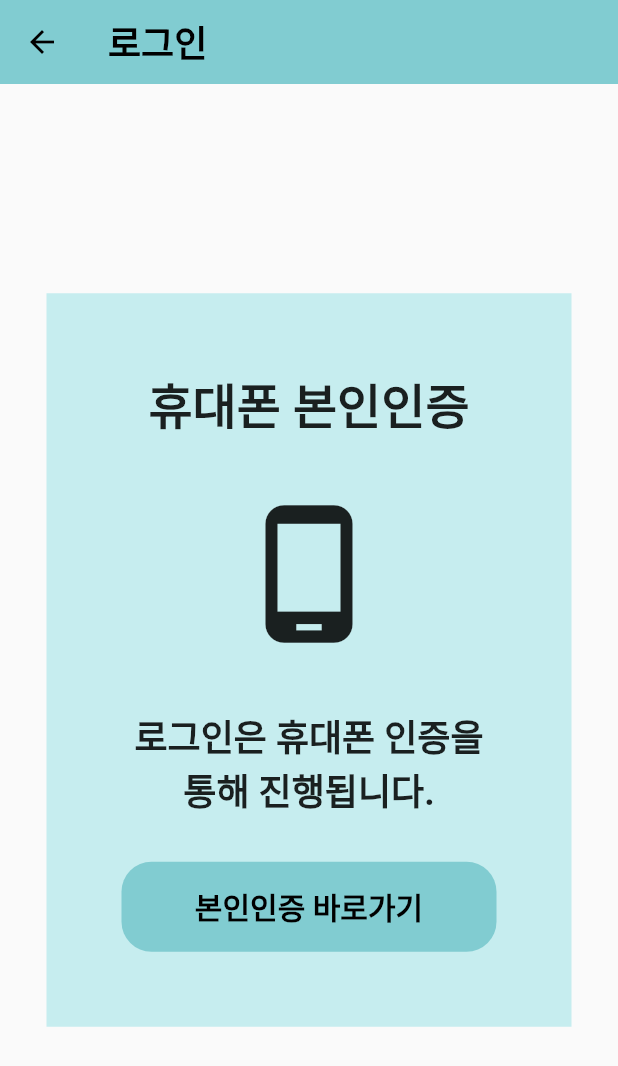
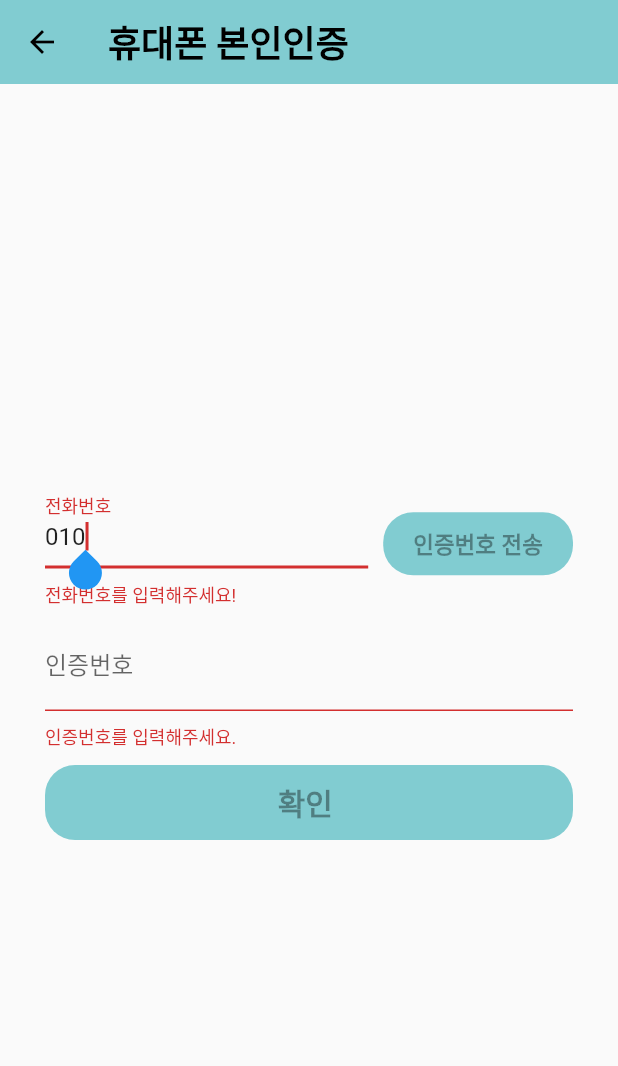
Before and after one commit to junwha/hexa-delivery, a Flutter app: the screen it shows after launch, after a tap on "본인인증 바로가기", on a phone screen of 412 x 824 dp. Shown: the top 1066 px of the screen. Run offline on Flutter 3.47's test engine with Material 2 defaults, Android fonts, the phone set to English and light mode, and no system bars.

Commit message:
휴대폰 본인인증 페이지 구현

```diff
--- a/hexa_delivery/lib/Pages/login_page.dart
+++ b/hexa_delivery/lib/Pages/login_page.dart
@@ -1,5 +1,7 @@
 import 'package:flutter/material.dart';
 import 'package:hexa_delivery/widgets/Buttons.dart';
+
+void onAuthentificationButtonPressed() {}
 
 class LoginPage extends StatelessWidget {
   const LoginPage({super.key});
@@ -15,7 +17,7 @@ class LoginPage extends StatelessWidget {
             color: Colors.black,
           ),
           onPressed: () {
-              print('return button pressed');
+            // Navigator.pop(context);
           }, // 뒤로가기
         ),
       ),
@@ -65,7 +67,7 @@ class LoginPage extends StatelessWidget {
                         SizedBox(
                           height: 30,
                         ),
-                          AuthentificationButton(),
+                        VerificationButton(),
                       ],
                     ),
                   ),
@@ -74,6 +76,7 @@ class LoginPage extends StatelessWidget {
             ],
           ),
         ),
-        ));
+      ),
+    );
   }
 }
--- /dev/null
+++ b/hexa_delivery/lib/pages/verification_page.dart
@@ -0,0 +1,267 @@
+import 'dart:async';
+import 'package:flutter/material.dart';
+import 'package:flutter/services.dart';
+
+class VerificationPage extends StatefulWidget {
+  const VerificationPage({super.key});
+
+  @override
+  State<VerificationPage> createState() => _VerificationPageState();
+}
+
+class _VerificationPageState extends State<VerificationPage> {
+  final _verificationCodeFocusNode = FocusNode();
+  final _formKey = GlobalKey<FormState>();
+  static const initialTimerTime = 10;
+  int secondsRemaining = initialTimerTime;
+  bool isTimerRunning = false;
+  late Timer timer;
+  String? phoneNumber;
+  String? verificationCode;
+  bool isPhoneNumberValid = false;
+  bool isVerificationCodeValid = false;
+  final verificationCodeTextFieldController = TextEditingController();
+
+  void onTick(Timer timer) {
+    if (secondsRemaining == 0) {
+      setState(() {
+        isTimerRunning = false;
+        secondsRemaining = initialTimerTime;
+        timer.cancel();
+      });
+    } else {
+      setState(() {
+        secondsRemaining -= 1;
+      });
+    }
+  }
+
+  String secondsToString(int seconds) {
+    var duration = Duration(seconds: seconds);
+    return duration.toString().substring(2, 7);
+  }
+
+  void onSendCodeButtonPressed() {
+    FocusScope.of(context).requestFocus(_verificationCodeFocusNode);
+    verificationCodeTextFieldController.clear();
+    isVerificationCodeValid = false;
+
+    if (isTimerRunning) {
+      timer.cancel();
+      secondsRemaining = initialTimerTime;
+    }
+    timer = Timer.periodic(
+      const Duration(seconds: 1),
+      onTick,
+    );
+    setState(() {
+      isTimerRunning = true;
+    });
+  }
+
+  String? phoneNumberValidationString(value) {
+    if (value?.isEmpty ?? true) {
+      return '전화번호를 입력해주세요.';
+    } else if (!RegExp(r'^01([0|1|6|7|8|9])([0-9]{7,8})$').hasMatch(value!)) {
+      return '전화번호를 입력해주세요!';
+    }
+    return null;
+  }
+
+  String? verificationCodeValidationString(value) {
+    if (value.isEmpty ?? true) {
+      return '인증번호를 입력해주세요.';
+    } else if (!RegExp(r'^([0-9]{6})$').hasMatch(value!)) {
+      return '인증번호를 입력해주세요!';
+    }
+    return null;
+  }
+
+  bool checkPhoneNumberValid(value) {
+    if (value?.isEmpty ?? true) {
+      return false;
+    } else if (!RegExp(r'^01([0|1|6|7|8|9])([0-9]{7,8})$').hasMatch(value!)) {
+      return false;
+    }
+    return true;
+  }
+
+  bool checkVerificationCodeValid(value) {
+    if (value.isEmpty ?? true) {
+      return false;
+    } else if (!RegExp(r'^([0-9]{6})$').hasMatch(value!)) {
+      return false;
+    }
+    return true;
+  }
+
+  bool isCodeValid({
+    required String phoneNumber,
+    required String verificationCode,
+  }) {
+    return verificationCode == '000000';
+  }
+
+  void onVerifyCodeButtonPressed({
+    required String phoneNumber,
+    required String verificationCode,
+  }) {
+    if (isCodeValid(
+        phoneNumber: phoneNumber, verificationCode: verificationCode)) {
+      print('Code valid');
+      Navigator.pop(context);
+    } else {
+      print('Code not valid');
+      FocusScope.of(context).requestFocus(_verificationCodeFocusNode);
+      verificationCodeTextFieldController.clear();
+      isVerificationCodeValid = false;
+    }
+  }
+
+  @override
+  void dispose() {
+    _verificationCodeFocusNode.dispose();
+    if (isTimerRunning) {
+      timer.cancel();
+    }
+    super.dispose();
+  }
+
+  @override
+  Widget build(BuildContext context) {
+    return Scaffold(
+      appBar: AppBar(
+        title: const Text('휴대폰 본인인증'),
+        leading: IconButton(
+          icon: const Icon(
+            Icons.arrow_back,
+            color: Colors.black,
+          ),
+          onPressed: () {
+            Navigator.pop(context);
+          }, // 뒤로가기
+        ),
+      ),
+      body: SafeArea(
+        child: Padding(
+          padding: const EdgeInsets.all(30.0),
+          child: Form(
+            key: _formKey,
+            child: Column(
+              mainAxisAlignment: MainAxisAlignment.center,
+              children: [
+                Row(
+                  children: [
+                    Expanded(
+                      child: TextFormField(
+                        autovalidateMode: AutovalidateMode.always,
+                        decoration: const InputDecoration(labelText: '전화번호'),
+                        keyboardType: TextInputType.phone,
+                        autofocus: true,
+                        initialValue: '010',
+                        inputFormatters: [
+                          FilteringTextInputFormatter.digitsOnly
+                        ],
+                        validator: phoneNumberValidationString,
+                        onChanged: (value) {
+                          setState(() {
+                            isPhoneNumberValid = checkPhoneNumberValid(value);
+                          });
+                        },
+                        onSaved: (value) {
+                          phoneNumber = value;
+                        },
+                      ),
+                    ),
+                    const SizedBox(
+                      width: 10,
+                    ),
+                    TextButton(
+                      onPressed:
+                          isPhoneNumberValid ? onSendCodeButtonPressed : null,
+                      style: TextButton.styleFrom(
+                        padding: const EdgeInsets.symmetric(
+                          vertical: 10,
+                          horizontal: 20,
+                        ),
+                        backgroundColor: const Color(0xff81ccd1),
+                        foregroundColor: Colors.black,
+                        textStyle: const TextStyle(
+                          fontSize: 15,
+                          fontWeight: FontWeight.w600,
+                        ),
+                        shape: RoundedRectangleBorder(
+                          borderRadius: BorderRadius.circular(20),
+                        ),
+                      ),
+                      child: const Text('인증번호 전송'),
+                    ),
+                  ],
+                ),
+                const SizedBox(
+                  height: 10,
+                ),
+                TextFormField(
+                  autovalidateMode: AutovalidateMode.always,
+                  decoration: const InputDecoration(labelText: '인증번호'),
+                  keyboardType: TextInputType.number,
+                  focusNode: _verificationCodeFocusNode,
+                  inputFormatters: [FilteringTextInputFormatter.digitsOnly],
+                  validator: verificationCodeValidationString,
+                  onChanged: (value) {
+                    setState(() {
+                      isVerificationCodeValid =
+                          checkVerificationCodeValid(value);
+                    });
+                  },
+                  controller: verificationCodeTextFieldController,
+                  onSaved: (value) {
+                    verificationCode = value;
+                  },
+                ),
+                const SizedBox(
+                  height: 10,
+                ),
+                SizedBox(
+                  width: double.infinity,
+                  child: TextButton(
+                    onPressed: isTimerRunning & isVerificationCodeValid
+                        ? () {
+                            _formKey.currentState?.save();
+                            onVerifyCodeButtonPressed(
+                              phoneNumber: phoneNumber!,
+                              verificationCode: verificationCode!,
+                            );
+                            timer.cancel();
+                            isTimerRunning = false;
+                            secondsRemaining = initialTimerTime;
+                            setState(() {});
+                          }
+                        : null, //본인인증 바로가기
+                    style: TextButton.styleFrom(
+                      padding: const EdgeInsets.symmetric(
+                        vertical: 10,
+                        horizontal: 20,
+                      ),
+                      backgroundColor: const Color(0xff81ccd1),
+                      foregroundColor: Colors.black,
+                      textStyle: const TextStyle(
+                        fontSize: 20,
+                        fontWeight: FontWeight.w600,
+                      ),
+                      shape: RoundedRectangleBorder(
+                        borderRadius: BorderRadius.circular(20),
+                      ),
+                    ),
+                    child: Text(
+                        '확인 ${isTimerRunning ? secondsToString(secondsRemaining) : ''}'),
+                  ),
+                ),
+              ],
+            ),
+          ),
+        ),
+      ),
+    );
+  }
+}
--- a/hexa_delivery/lib/widgets/Buttons.dart
+++ b/hexa_delivery/lib/widgets/Buttons.dart
@@ -1,7 +1,8 @@
 import 'package:flutter/material.dart';
+import 'package:hexa_delivery/pages/verification_page.dart';
 
-class AuthentificationButton extends StatelessWidget {
-  const AuthentificationButton({
+class VerificationButton extends StatelessWidget {
+  const VerificationButton({
     Key? key,
   }) : super(key: key);
 
@@ -9,7 +10,10 @@ class AuthentificationButton extends StatelessWidget {
   Widget build(BuildContext context) {
     return TextButton(
       onPressed: () {
-        print('Authentification button pressed');
+        Navigator.push(
+          context,
+          MaterialPageRoute(builder: (context) => const VerificationPage()),
+        );
       }, //본인인증 바로가기
       style: TextButton.styleFrom(
         fixedSize: const Size(250, 60),
```
Also changed, not shown: 1 other file. Lines whose indentation alone changed are shown as unchanged.
